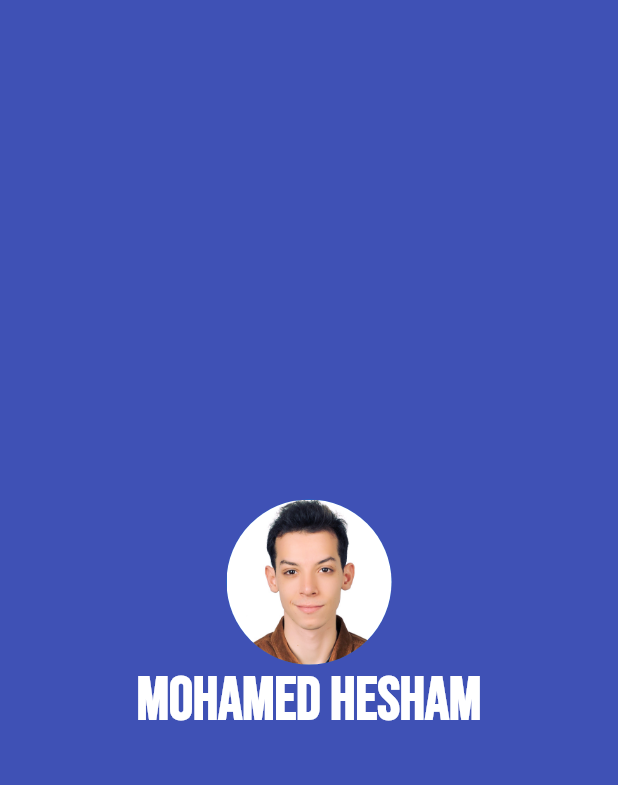
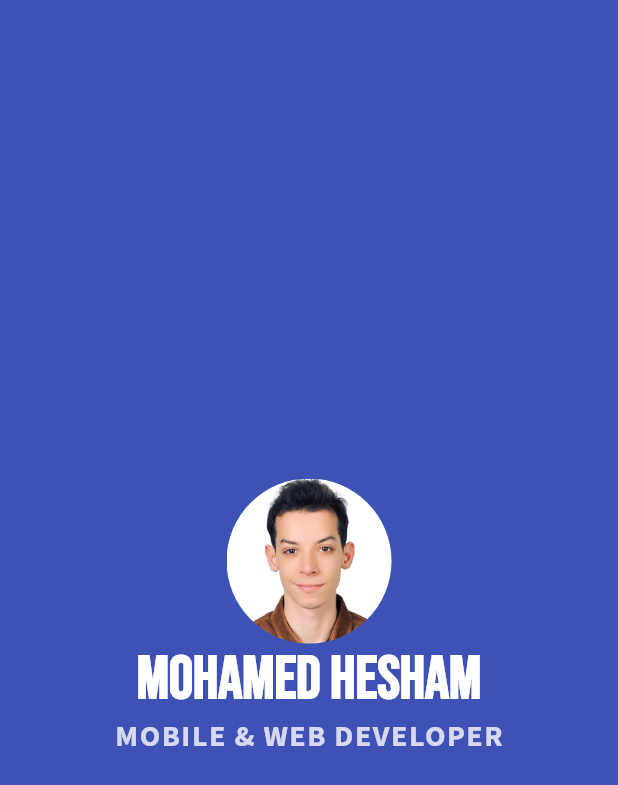
Before and after one commit to EtshD1/icard, a Flutter app: the screen it shows after launch, on a phone screen of 412 x 824 dp. Shown: the top 785 px of the screen. Run offline on Flutter 3.47's test engine with Material 2 defaults, Android fonts, the phone set to English and light mode, and no system bars.

Commit message:
added description

```diff
--- a/lib/src/icard.dart
+++ b/lib/src/icard.dart
@@ -13,6 +13,8 @@ class ICard extends StatelessWidget {
                 SizedBox(width: double.infinity),
                 _avatar(),
                 _Title("MOHAMED HESHAM", "BebasNeue", 40.0, Colors.white),
+                _Title("MOBILE & WEB DEVELOPER", "SourceSansPro", 20.0,
+                    Color.fromARGB(200, 255, 255, 255), 1.0),
               ],
               crossAxisAlignment: CrossAxisAlignment.center,
               mainAxisAlignment: MainAxisAlignment.center,
```
